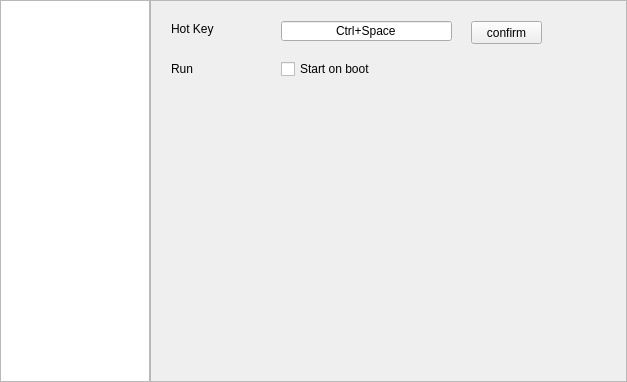
Old version of the form src/view/SettingWidget.ui in the repository tujiaw/Acc.
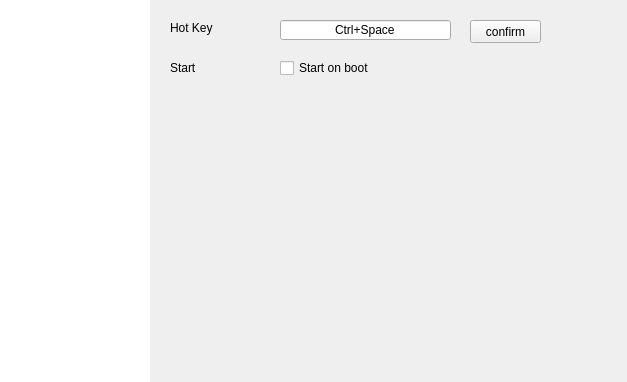
New version of the form.

```diff
--- a/src/view/SettingWidget.ui
+++ b/src/view/SettingWidget.ui
@@ -43,10 +43,22 @@
        <height>16777215</height>
       </size>
      </property>
+     <property name="frameShape">
+      <enum>QFrame::NoFrame</enum>
+     </property>
+     <property name="horizontalScrollBarPolicy">
+      <enum>Qt::ScrollBarAlwaysOff</enum>
+     </property>
+     <property name="currentRow">
+      <number>-1</number>
+     </property>
     </widget>
    </item>
    <item>
     <widget class="QScrollArea" name="scrollArea">
+     <property name="frameShape">
+      <enum>QFrame::NoFrame</enum>
+     </property>
      <property name="widgetResizable">
       <bool>true</bool>
      </property>
@@ -55,8 +67,8 @@
        <rect>
         <x>0</x>
         <y>0</y>
-        <width>475</width>
-        <height>380</height>
+        <width>477</width>
+        <height>382</height>
        </rect>
       </property>
       <widget class="QLabel" name="label">
@@ -130,7 +142,7 @@
         </rect>
        </property>
        <property name="text">
-        <string>Run</string>
+        <string>Start</string>
        </property>
       </widget>
      </widget>
```
